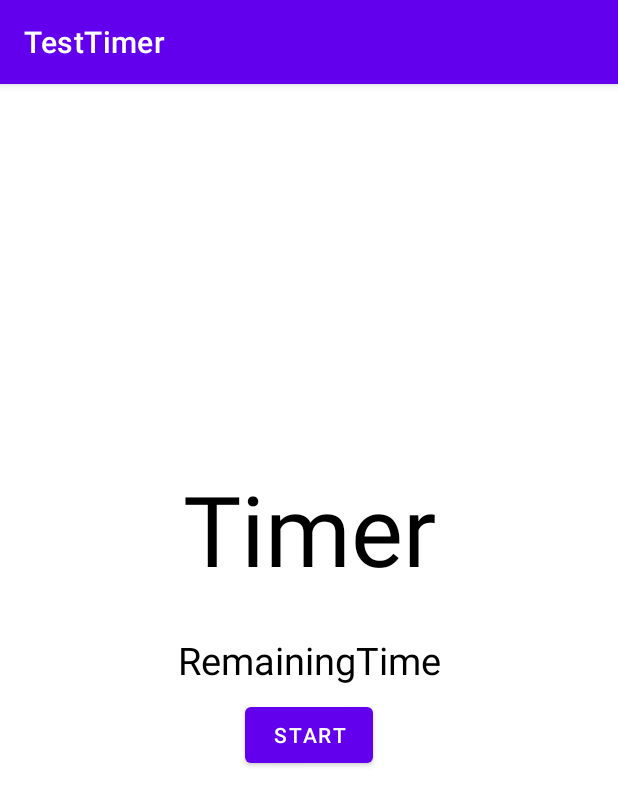
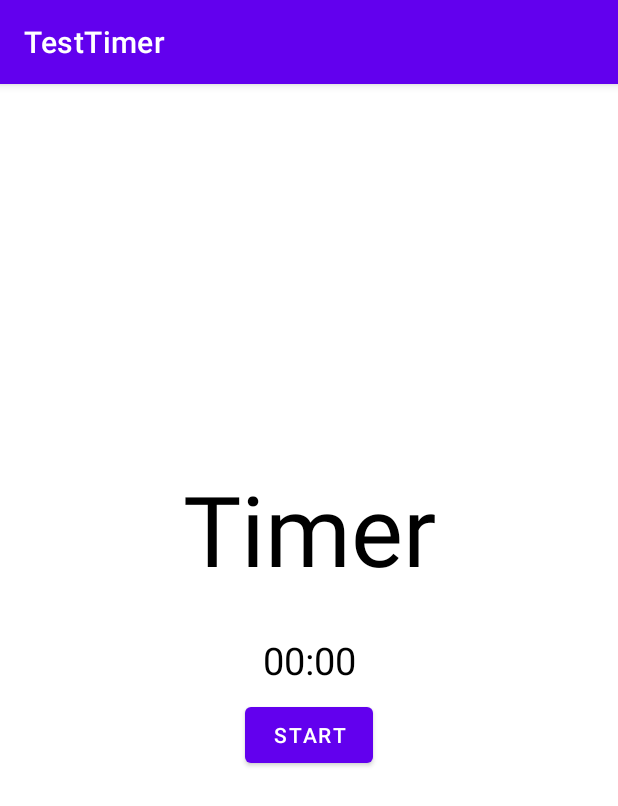
Before and after one commit to Som3on31/TestTimer, an Android app: the screen it shows after launch (MainActivity), on a phone screen of 412 x 824 dp. Shown: the top 806 px of the screen. Run offline under Robolectric (Android 15) with nearby library versions, the phone set to English and light mode, and no system bars.

Commit message:
Changed the placeholder text

```diff
--- a/app/src/main/res/values/strings.xml
+++ b/app/src/main/res/values/strings.xml
@@ -1,6 +1,6 @@
 <resources>
     <string name="app_name">TestTimer</string>
     <string name="start">Start</string>
-    <string name="remainingtime">RemainingTime</string>
+    <string name="remainingtime">00:00</string>
     <string name="timer">Timer</string>
 </resources>
```
